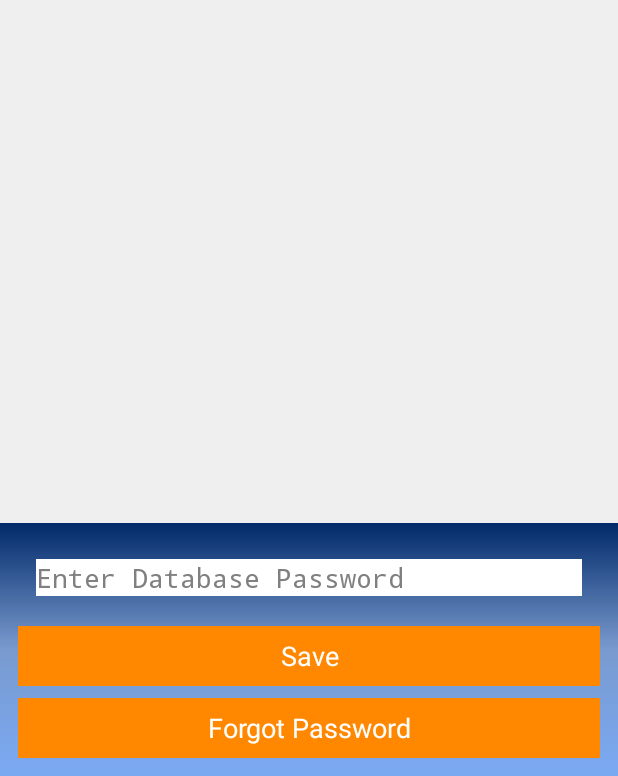
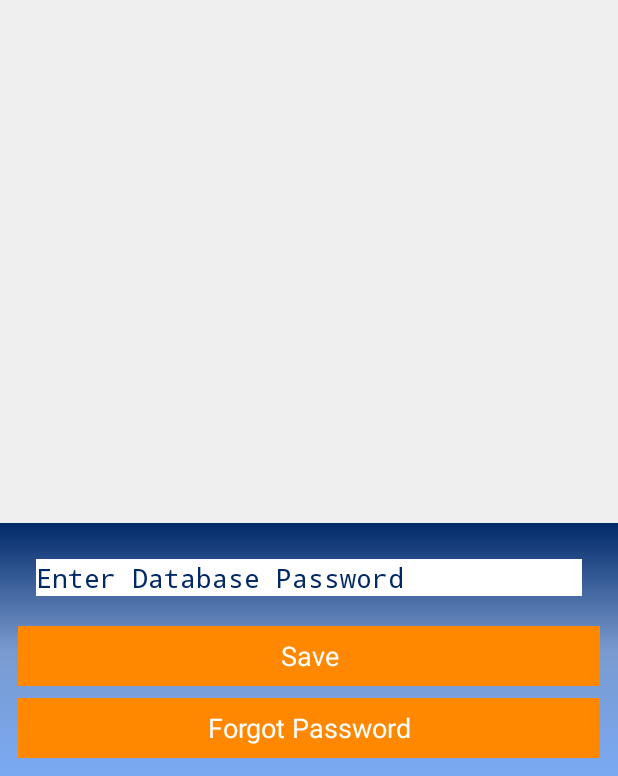
Before and after one commit to BradAdonis/EMDMobile, an Android app: the screen it shows after launch (userRegistration), on a phone screen of 412 x 824 dp, the part 460-1236 px from its top. Run offline under Robolectric (Android 15) with nearby library versions, the phone set to English and light mode, and no system bars.

```diff
--- a/app/src/main/java/com/emd/emdmobile/app/splashScreen.java
+++ b/app/src/main/java/com/emd/emdmobile/app/splashScreen.java
@@ -37,7 +37,7 @@ public class splashScreen extends Activity implements asyncTaskCompleteListner{
             }
         }, SPLASH_TIME_OUT);*/
 
-        PreferenceManager.setDefaultValues(this,R.xml.preferences,true);
+        PreferenceManager.setDefaultValues(this,R.xml.preferences,false);
         getUserDetails();
     }
 
--- a/app/src/main/java/com/emd/emdmobile/app/userRegistration.java
+++ b/app/src/main/java/com/emd/emdmobile/app/userRegistration.java
@@ -79,10 +79,12 @@ public class userRegistration extends Activity implements asyncTaskCompleteListn
                 showPracticeDetails(false);
             } else {
                 showPracticeDetails(true);
+                createSearchDialog();
             }
         }
         else{
             showPracticeDetails(true);
+            createSearchDialog();
         }
 
         Button btnSave = (Button)findViewById(R.id.btnSave);
--- a/app/src/main/res/menu/main.xml
+++ b/app/src/main/res/menu/main.xml
@@ -3,9 +3,11 @@
     xmlns:tools="http://schemas.android.com/tools"
     tools:context="com.emd.emdmobile.app.MainActivity" >
     <item android:id="@+id/action_bar_search"
+        android:title="@string/action_search"
         android:icon="@drawable/ic_action_search"
         android:showAsAction="ifRoom"/>
     <item android:id="@+id/action_refresh"
+        android:title="@string/action_refresh"
         android:icon="@drawable/ic_action_refresh"
         android:showAsAction="ifRoom"/>
     <item android:id="@+id/action_password"
--- a/app/src/main/res/values/strings.xml
+++ b/app/src/main/res/values/strings.xml
@@ -19,13 +19,13 @@
     <string name="appUIListLimitDefaults">100</string>
     <string name="appUIListLimitDescription">Number of list entries to display</string>
     <string name="appUIPatientModifiedSince">Patients Modified Since</string>
-    <string name="appUIPatientModifiedSinceDescription">Last date since patients modified YYYY/MM/DD</string>
-    <string name="appUIPatientModifiedSinceHelp">YYYY/MM/DD</string>
-    <string name="appUIPatientModifiedSinceDefault">1900/01/01</string>
+    <string name="appUIPatientModifiedSinceDescription">Last date since patients modified YYYY-MM-DD</string>
+    <string name="appUIPatientModifiedSinceHelp">YYYY-MM-DD</string>
+    <string name="appUIPatientModifiedSinceDefault">1900-01-01</string>
     <string name="appUIClaimModifiedSince">Claims Modified Since</string>
-    <string name="appUIClaimModifiedSinceDescription">Last date since claims modified YYYY/MM/DD</string>
-    <string name="appUIClaimModifiedSinceHelp">YYYY/MM/DD</string>
-    <string name="appUIClaimModifiedSinceDefault">1900/01/01</string>
+    <string name="appUIClaimModifiedSinceDescription">Last date since claims modified YYYY-MM-DD</string>
+    <string name="appUIClaimModifiedSinceHelp">YYYY-MM-DD</string>
+    <string name="appUIClaimModifiedSinceDefault">1900-01-01</string>
     <string name="appUIQueryFrequency">Fetch data frequency</string>
     <string name="appUIQueryFrequenceDescription">Frequency at which new data is fetched from the cloud in minutes</string>
     <string name="appUIQueryFrequencyDefaults">120</string>
@@ -58,6 +58,7 @@
     <string name="action_settings">Preferences</string>
     <string name="action_register">Register</string>
     <string name="action_search">Search</string>
+    <string name="action_refresh">Refresh</string>
     <string name="hello_world">Hello world!</string>
     <!-- Web Service Strings -->
     <string name="webserverprotocol">http://</string>
--- a/app/src/main/res/values/styles.xml
+++ b/app/src/main/res/values/styles.xml
@@ -2,6 +2,11 @@
     <style name="AppTheme" parent="android:Theme.Holo.Light.DarkActionBar">
         <item name="android:activatedBackgroundIndicator">@drawable/listitem_background</item>
         <item name="actionBarStyle">@style/actionBarBackground</item>
+        <item name="android:textColor">#012968</item>
+        <item name="android:textColorHint">#012968</item>
+        <item name="android:textColorPrimary">#012968</item>
+        <item name="android:textColorSecondary">#012968</item>
+        <item name="android:textColorTertiary">#012968</item>
     </style>
 
     <style name="listFont" parent="android:style/Widget.ListView">
```
Also changed, not shown: app/src/main/java/com/emd/emdmobile/app/MainActivity.java (+18 -1 lines), app/src/main/java/com/emd/emdmobile/app/asyncTask.java (+4 -4 lines), app/src/main/java/com/emd/emdmobile/app/emdSession.java (+34 -1 lines), app/src/main/java/com/emd/emdmobile/app/sqlDataSource.java (+4 -7 lines), app/src/main/java/com/emd/emdmobile/app/sqlObject.java (+12 -2 lines).
